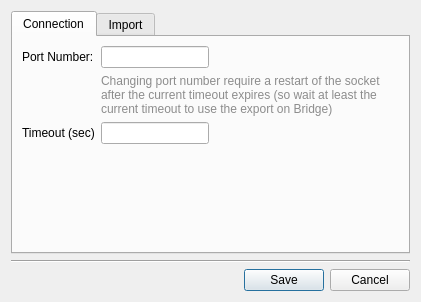
The window that megascan_link/ui/uiDesign/settings_dialog.ui (Raider-Arts/megascan-link) describes before a commit, drawn with Qt 5.
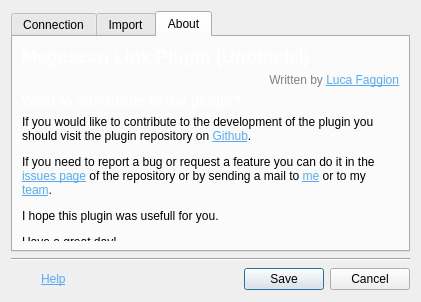
The same window after the commit. The open tabs and pages were chosen to show the change.

Commit message: Updated settings dialog

Patch:
```diff
--- a/megascan_link/ui/uiDesign/settings_dialog.ui
+++ b/megascan_link/ui/uiDesign/settings_dialog.ui
@@ -130,6 +130,115 @@
            </item>
           </layout>
          </item>
+         <item row="1" column="0">
+          <spacer name="verticalSpacer_2">
+           <property name="orientation">
+            <enum>Qt::Vertical</enum>
+           </property>
+           <property name="sizeHint" stdset="0">
+            <size>
+             <width>20</width>
+             <height>40</height>
+            </size>
+           </property>
+          </spacer>
+         </item>
+        </layout>
+       </widget>
+       <widget class="QWidget" name="About">
+        <attribute name="title">
+         <string>About</string>
+        </attribute>
+        <layout class="QGridLayout" name="gridLayout_6">
+         <item row="0" column="0">
+          <layout class="QVBoxLayout" name="verticalLayout_3">
+           <item>
+            <widget class="QLabel" name="label_4">
+             <property name="styleSheet">
+              <string notr="true">QLabel{
+	color: rgba(255, 255, 255, 100%);
+	font-size: 18px;
+	font-weight: 500;
+}</string>
+             </property>
+             <property name="text">
+              <string>Megascan Link Plugin (Unofficial)</string>
+             </property>
+            </widget>
+           </item>
+           <item>
+            <widget class="QLabel" name="label_5">
+             <property name="styleSheet">
+              <string notr="true">QLabel {
+	color: rgb(130, 130, 130)
+}
+</string>
+             </property>
+             <property name="text">
+              <string>Written by &lt;a href=&quot;https://github.com/darkimage&quot; style=&quot;color: #55aaff&quot;&gt;Luca Faggion&lt;/a&gt;</string>
+             </property>
+             <property name="textFormat">
+              <enum>Qt::AutoText</enum>
+             </property>
+             <property name="scaledContents">
+              <bool>false</bool>
+             </property>
+             <property name="alignment">
+              <set>Qt::AlignRight|Qt::AlignTrailing|Qt::AlignVCenter</set>
+             </property>
+             <property name="wordWrap">
+              <bool>false</bool>
+             </property>
+             <property name="openExternalLinks">
+              <bool>true</bool>
+             </property>
+            </widget>
+           </item>
+           <item>
+            <widget class="QLabel" name="label_6">
+             <property name="styleSheet">
+              <string notr="true">QLabel{
+	color: rgba(255, 255, 255, 100%);
+	font-size: 14px;
+	font-weight: 500;
+}</string>
+             </property>
+             <property name="text">
+              <string>Want to contribute to the plugin?</string>
+             </property>
+            </widget>
+           </item>
+           <item>
+            <widget class="QLabel" name="label_7">
+             <property name="text">
+              <string>&lt;html&gt;&lt;head/&gt;&lt;body&gt;&lt;p&gt;If you would like to contribute to the development of the plugin you should visit the plugin repository on &lt;a href=&quot;https://github.com/Raider-Arts/megascan-link&quot;&gt;&lt;span style=&quot; text-decoration: underline; color:#55aaff;&quot;&gt;Github&lt;/span&gt;&lt;/a&gt;.&lt;/p&gt;&lt;p&gt;If you need to report a bug or request a feature you can do it in the &lt;a href=&quot;https://github.com/Raider-Arts/megascan-link/issues&quot;&gt;&lt;span style=&quot; text-decoration: underline; color:#55aaff;&quot;&gt;issues page&lt;/span&gt;&lt;/a&gt; of the repository or by sending a mail to &lt;a href=&quot;mailto: luc-af@live.it&quot;&gt;&lt;span style=&quot; text-decoration: underline; color:#55aaff;&quot;&gt;me&lt;/span&gt;&lt;/a&gt; or to my &lt;a href=&quot;mailto: team@raiderarts.net&quot;&gt;&lt;span style=&quot; text-decoration: underline; color:#55aaff;&quot;&gt;team&lt;/span&gt;&lt;/a&gt;.&lt;/p&gt;&lt;p&gt;I hope this plugin was usefull for you.&lt;/p&gt;&lt;p&gt;Have a great day!.&lt;/p&gt;&lt;/body&gt;&lt;/html&gt;</string>
+             </property>
+             <property name="wordWrap">
+              <bool>true</bool>
+             </property>
+             <property name="openExternalLinks">
+              <bool>true</bool>
+             </property>
+            </widget>
+           </item>
+           <item>
+            <spacer name="verticalSpacer">
+             <property name="orientation">
+              <enum>Qt::Vertical</enum>
+             </property>
+             <property name="sizeType">
+              <enum>QSizePolicy::Expanding</enum>
+             </property>
+             <property name="sizeHint" stdset="0">
+              <size>
+               <width>20</width>
+               <height>40</height>
+              </size>
+             </property>
+            </spacer>
+           </item>
+          </layout>
+         </item>
         </layout>
        </widget>
       </widget>
@@ -143,6 +252,38 @@
      </item>
      <item>
       <layout class="QHBoxLayout" name="horizontalLayout">
+       <item>
+        <widget class="QLabel" name="helpIcon">
+         <property name="sizePolicy">
+          <sizepolicy hsizetype="Minimum" vsizetype="Minimum">
+           <horstretch>0</horstretch>
+           <verstretch>0</verstretch>
+          </sizepolicy>
+         </property>
+         <property name="minimumSize">
+          <size>
+           <width>24</width>
+           <height>24</height>
+          </size>
+         </property>
+         <property name="baseSize">
+          <size>
+           <width>24</width>
+           <height>24</height>
+          </size>
+         </property>
+         <property name="text">
+          <string/>
+         </property>
+        </widget>
+       </item>
+       <item>
+        <widget class="QLabel" name="label_8">
+         <property name="text">
+          <string>&lt;html&gt;&lt;head/&gt;&lt;body&gt;&lt;p&gt;&lt;a href=&quot;todo add url&quot;&gt;&lt;span style=&quot; text-decoration: underline; color:#55aaff;&quot;&gt;Help&lt;/span&gt;&lt;/a&gt;&lt;/p&gt;&lt;/body&gt;&lt;/html&gt;</string>
+         </property>
+        </widget>
+       </item>
        <item>
         <spacer name="horizontalSpacer">
          <property name="orientation">
```
Left out of the diff: 9 changed lines with no effect on the pictures. The commit also changes 2 other files.
